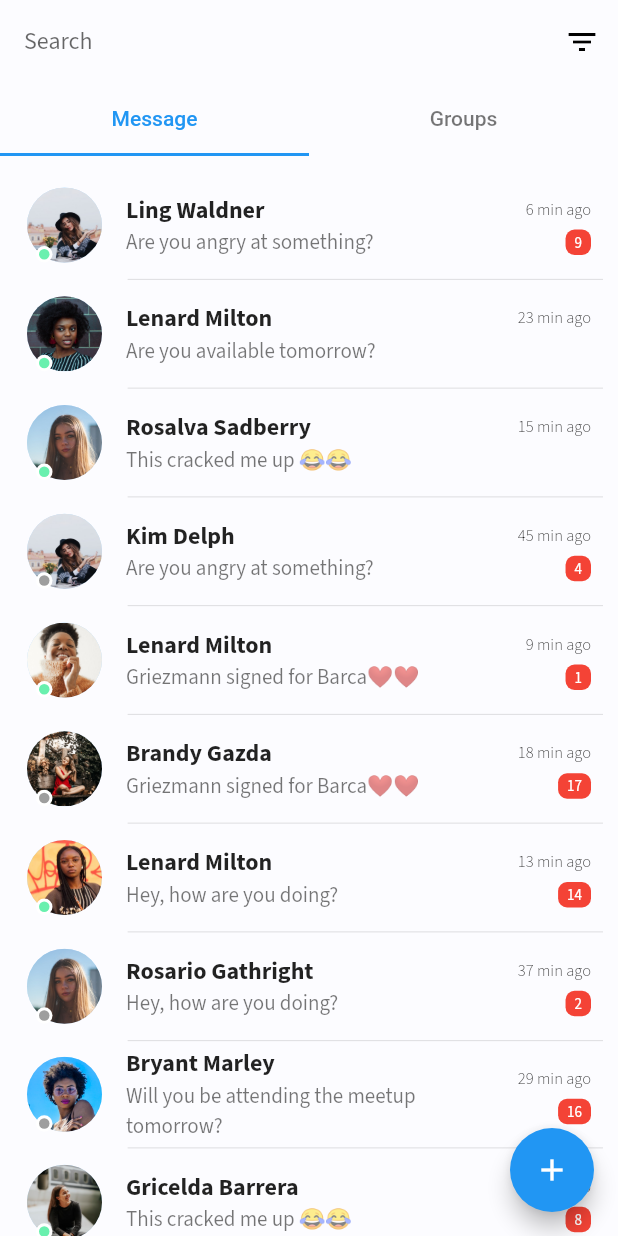
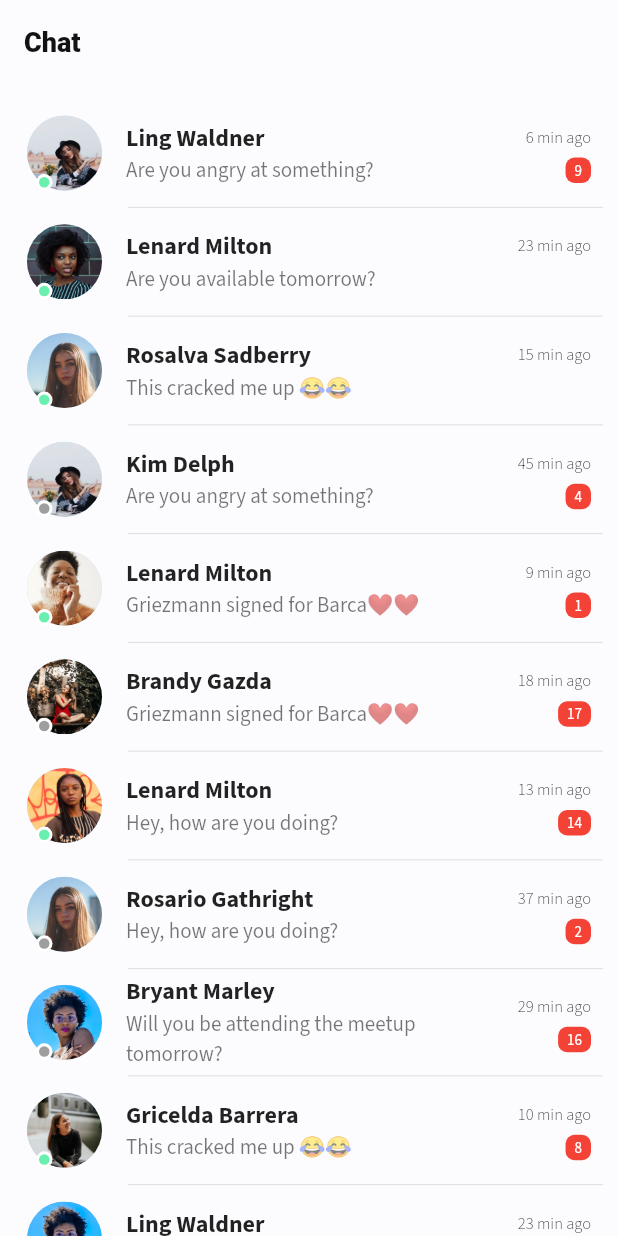
Before and after one commit to JideGuru/FlutterSocialAppUIKit, a Flutter app: the Chats screen opened directly, on a phone screen of 412 x 824 dp. Run offline on Flutter 3.47's test engine with Material 2 defaults, Android fonts, the phone set to English and light mode, and no system bars; our stand-ins replace flutter_staggered_animations, google_fonts, lottie.

```diff
--- a/lib/views/screens/auth/login.dart
+++ b/lib/views/screens/auth/login.dart
@@ -125,7 +125,7 @@ class _LoginState extends State<Login> {
         ).fadeInList(3, false),
         SizedBox(height: 20.0),
         buildButton(),
-        SizedBox(height: 5.0),
+        SizedBox(height: 10.0),
         Visibility(
           visible: formMode == FormMode.LOGIN,
           child: Row(
--- a/lib/views/screens/chat/chats.dart
+++ b/lib/views/screens/chat/chats.dart
@@ -1,60 +1,22 @@
 import 'package:flutter/material.dart';
+import 'package:snapam/util/data.dart';
 import 'package:snapam/views/widgets/chat_item.dart';
-import 'package:snapam/util/data.dart';
 
 class Chats extends StatefulWidget {
   @override
   _ChatsState createState() => _ChatsState();
 }
 
-class _ChatsState extends State<Chats>
-    with SingleTickerProviderStateMixin, AutomaticKeepAliveClientMixin {
-  TabController _tabController;
-
-  @override
-  void initState() {
-    super.initState();
-    _tabController = TabController(vsync: this, initialIndex: 0, length: 2);
-  }
-
+class _ChatsState extends State<Chats> {
   @override
   Widget build(BuildContext context) {
-    super.build(context);
     return Scaffold(
       appBar: AppBar(
-        title: TextField(
-          decoration: InputDecoration.collapsed(
-            hintText: 'Search',
+        title: Text(
+          'Chat'
         ),
       ),
-        actions: <Widget>[
-          IconButton(
-            icon: Icon(
-              Icons.filter_list,
-            ),
-            onPressed: () {},
-          ),
-        ],
-        bottom: TabBar(
-          controller: _tabController,
-          indicatorColor: Theme.of(context).accentColor,
-          labelColor: Theme.of(context).accentColor,
-          unselectedLabelColor: Theme.of(context).textTheme.caption.color,
-          isScrollable: false,
-          tabs: <Widget>[
-            Tab(
-              text: "Message",
-            ),
-            Tab(
-              text: "Groups",
-            ),
-          ],
-        ),
-      ),
-      body: TabBarView(
-        controller: _tabController,
-        children: <Widget>[
-          ListView.separated(
+      body: ListView.separated(
         padding: EdgeInsets.all(10),
         separatorBuilder: (BuildContext context, int index) {
           return Align(
@@ -79,43 +41,6 @@ class _ChatsState extends State<Chats>
           );
         },
       ),
-          ListView.separated(
-            padding: EdgeInsets.all(10),
-            separatorBuilder: (BuildContext context, int index) {
-              return Align(
-                alignment: Alignment.centerRight,
-                child: Container(
-                  height: 0.5,
-                  width: MediaQuery.of(context).size.width / 1.3,
-                  child: Divider(),
-                ),
-              );
-            },
-            itemCount: groups.length,
-            itemBuilder: (BuildContext context, int index) {
-              Map chat = groups[index];
-              return ChatItem(
-                dp: chat['dp'],
-                name: chat['name'],
-                isOnline: chat['isOnline'],
-                counter: chat['counter'],
-                msg: chat['msg'],
-                time: chat['time'],
-              );
-            },
-          ),
-        ],
-      ),
-      floatingActionButton: FloatingActionButton(
-        child: Icon(
-          Icons.add,
-          color: Colors.white,
-        ),
-        onPressed: () {},
-      ),
     );
   }
-
-  @override
-  bool get wantKeepAlive => true;
 }
```
Also changed, not shown: lib/views/screens/home.dart (+1 -9 lines), lib/views/screens/main_screen.dart (+11 -53 lines), 1 other file. Lines whose indentation alone changed are shown as unchanged.
